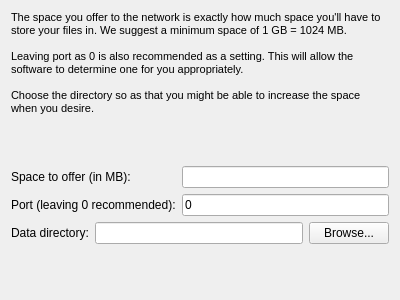
maidsafe-archive/MaidSafe-Encrypt, file src/qt/ui/create_page_localvault_setup.ui: the form before one commit.
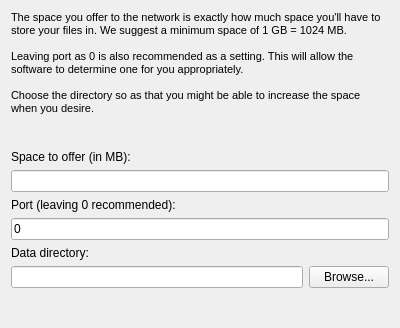
The form after the commit.

```diff
--- a/src/qt/ui/create_page_localvault_setup.ui
+++ b/src/qt/ui/create_page_localvault_setup.ui
@@ -7,7 +7,7 @@
     <x>0</x>
     <y>0</y>
     <width>400</width>
-    <height>300</height>
+    <height>328</height>
    </rect>
   </property>
   <property name="windowTitle">
@@ -50,32 +50,29 @@
     </spacer>
    </item>
    <item>
-    <layout class="QFormLayout" name="formLayout">
-     <property name="fieldGrowthPolicy">
-      <enum>QFormLayout::AllNonFixedFieldsGrow</enum>
-     </property>
-     <item row="0" column="0">
+    <layout class="QVBoxLayout" name="verticalLayout_4">
+     <item>
       <widget class="QLabel" name="labelSpace">
        <property name="text">
         <string>Space to offer (in MB):</string>
        </property>
       </widget>
      </item>
-     <item row="0" column="1">
+     <item>
       <widget class="QLineEdit" name="lineSpace">
        <property name="inputMask">
         <string/>
        </property>
       </widget>
      </item>
-     <item row="1" column="0">
+     <item>
       <widget class="QLabel" name="label_2">
        <property name="text">
         <string>Port (leaving 0 recommended):</string>
        </property>
       </widget>
      </item>
-     <item row="1" column="1">
+     <item>
       <widget class="QLineEdit" name="linePort">
        <property name="inputMask">
         <string/>
@@ -88,14 +85,14 @@
     </layout>
    </item>
    <item>
-    <layout class="QHBoxLayout" name="horizontalLayout">
-     <item>
       <widget class="QLabel" name="label_3">
        <property name="text">
         <string>Data directory:</string>
        </property>
       </widget>
      </item>
+   <item>
+    <layout class="QHBoxLayout" name="horizontalLayout">
      <item>
       <widget class="QLineEdit" name="lineDirectory"/>
      </item>
```
Lines whose indentation alone changed are shown as unchanged.
